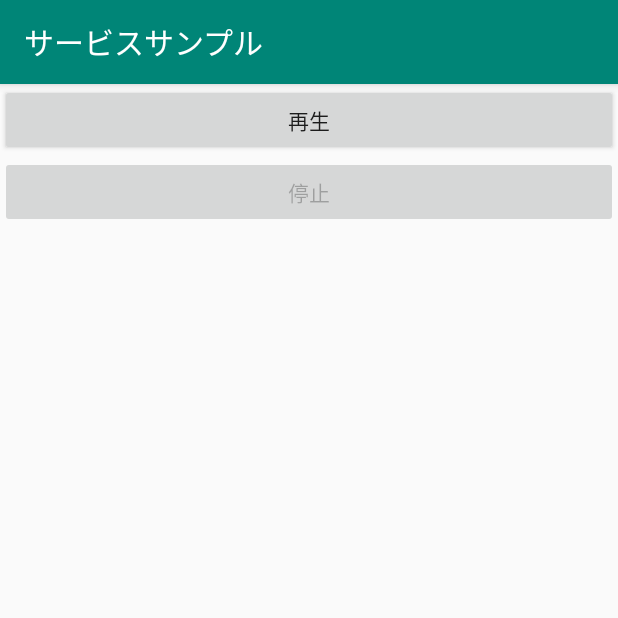
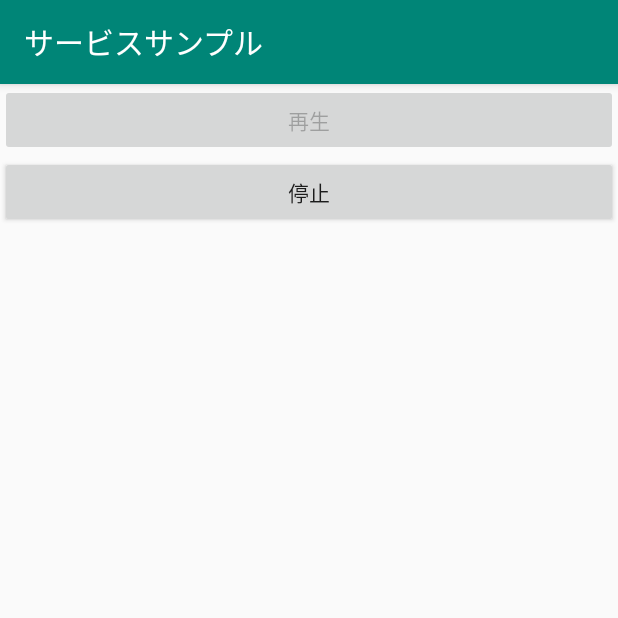
Before and after one commit to K-Bokka/ServiceSample, an Android app: the screen it shows after launch (MainActivity), after a tap on "再生", on a phone screen of 412 x 824 dp, the top half of it. Run offline under Robolectric (Android 15) with nearby library versions, the phone set to English and light mode, and no system bars.

Commit message:
Add onPlay and onStop function

```diff
--- a/app/src/main/java/com/kbokka/android/servicesample/MainActivity.kt
+++ b/app/src/main/java/com/kbokka/android/servicesample/MainActivity.kt
@@ -1,7 +1,10 @@
 package com.kbokka.android.servicesample
 
+import android.content.Intent
 import androidx.appcompat.app.AppCompatActivity
 import android.os.Bundle
+import android.view.View
+import android.widget.Button
 
 class MainActivity : AppCompatActivity() {
 
@@ -9,4 +12,20 @@ class MainActivity : AppCompatActivity() {
     super.onCreate(savedInstanceState)
     setContentView(R.layout.activity_main)
   }
+
+  fun onPlayButtonClick(view: View) {
+    val intent = Intent(applicationContext, SoundManageService::class.java)
+    startService(intent)
+
+    findViewById<Button>(R.id.btPlay).isEnabled = false
+    findViewById<Button>(R.id.btStop).isEnabled = true
+  }
+
+  fun onStopButtonClick(view: View) {
+    val intent = Intent(applicationContext, SoundManageService::class.java)
+    stopService(intent)
+
+    findViewById<Button>(R.id.btPlay).isEnabled = true
+    findViewById<Button>(R.id.btStop).isEnabled = false
+  }
 }
```
